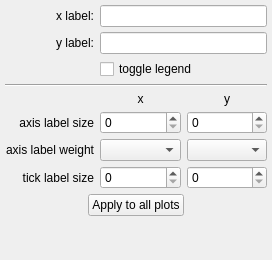
Before: the Qt Designer form glue/viewers/matplotlib/qt/axes_editor.ui in glue-viz/glue, drawn with Qt 5.
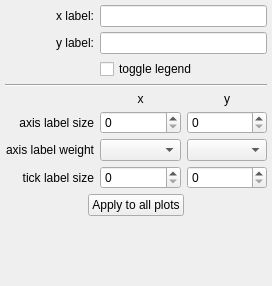
After: the same form once the commit is applied.

Commit message: Rename legend attribute to show_legend for consistency

```diff
--- a/glue/viewers/matplotlib/qt/axes_editor.ui
+++ b/glue/viewers/matplotlib/qt/axes_editor.ui
@@ -7,7 +7,7 @@
     <x>0</x>
     <y>0</y>
     <width>272</width>
-    <height>260</height>
+    <height>286</height>
    </rect>
   </property>
   <property name="windowTitle">
```
Left out of the diff: 2 changed lines with no effect on the pictures. The commit also changes 2 other files.
